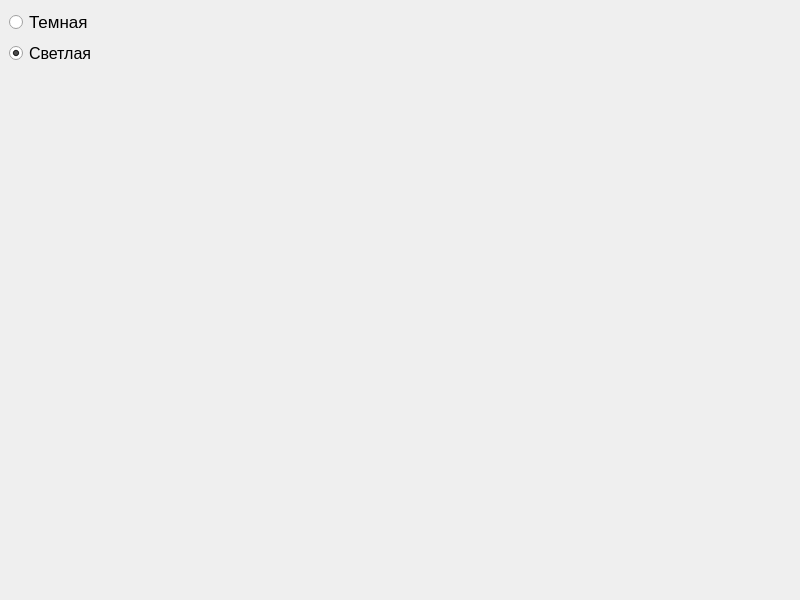
The window that wind.ui (Dmitry123654789/BigTaskByYandexAPI) describes before a commit, drawn with Qt 5.
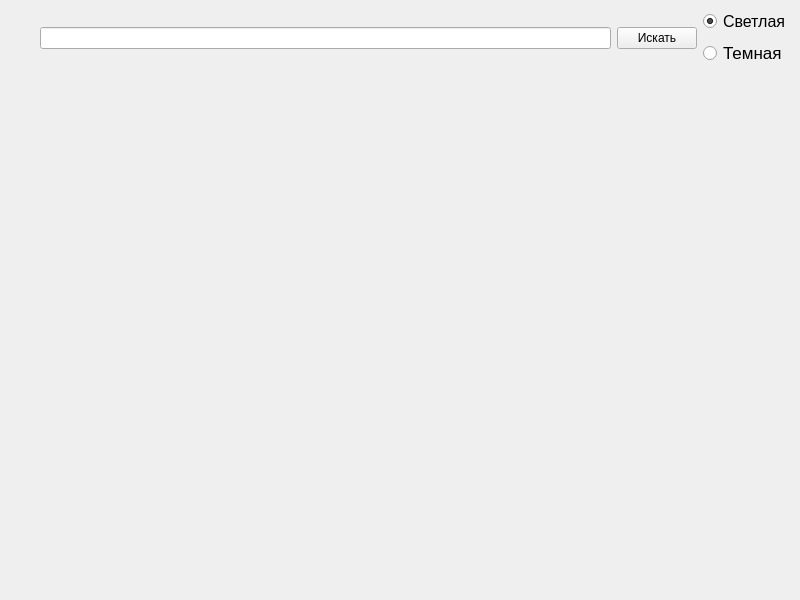
The same window after the commit.

The edit to the form file:
```diff
--- a/wind.ui
+++ b/wind.ui
@@ -14,27 +14,53 @@
    <string>MainWindow</string>
   </property>
   <widget class="QWidget" name="centralwidget">
-   <layout class="QGridLayout" name="gridLayout">
-    <item row="2" column="0">
-     <widget class="QLabel" name="label_map">
+   <layout class="QVBoxLayout" name="verticalLayout_2" stretch="1,9">
+    <item>
+     <layout class="QHBoxLayout" name="horizontalLayout">
+      <property name="leftMargin">
+       <number>31</number>
+      </property>
+      <property name="rightMargin">
+       <number>0</number>
+      </property>
+      <property name="bottomMargin">
+       <number>0</number>
+      </property>
+      <item>
+       <widget class="QLineEdit" name="lineEdit_searh"/>
+      </item>
+      <item>
+       <widget class="QPushButton" name="pushButton_searh">
       <property name="text">
-       <string/>
+         <string>Искать</string>
       </property>
      </widget>
     </item>
-    <item row="0" column="0">
-     <widget class="QRadioButton" name="radioButton_dark">
-      <property name="font">
-       <font>
-        <pointsize>13</pointsize>
-       </font>
-      </property>
-      <property name="text">
-       <string>Темная</string>
-      </property>
-     </widget>
-    </item>
-    <item row="1" column="0">
+      <item>
+       <layout class="QVBoxLayout" name="verticalLayout">
+        <property name="spacing">
+         <number>6</number>
+        </property>
+        <property name="topMargin">
+         <number>0</number>
+        </property>
+        <property name="bottomMargin">
+         <number>0</number>
+        </property>
+        <item>
+         <spacer name="verticalSpacer_2">
+          <property name="orientation">
+           <enum>Qt::Orientation::Vertical</enum>
+          </property>
+          <property name="sizeHint" stdset="0">
+           <size>
+            <width>20</width>
+            <height>40</height>
+           </size>
+          </property>
+         </spacer>
+        </item>
+        <item>
      <widget class="QRadioButton" name="radioButton_light">
       <property name="font">
        <font>
@@ -46,6 +72,42 @@
       </property>
       <property name="checked">
        <bool>true</bool>
+          </property>
+         </widget>
+        </item>
+        <item>
+         <widget class="QRadioButton" name="radioButton_dark">
+          <property name="font">
+           <font>
+            <pointsize>13</pointsize>
+           </font>
+          </property>
+          <property name="text">
+           <string>Темная</string>
+          </property>
+         </widget>
+        </item>
+        <item>
+         <spacer name="verticalSpacer">
+          <property name="orientation">
+           <enum>Qt::Orientation::Vertical</enum>
+          </property>
+          <property name="sizeHint" stdset="0">
+           <size>
+            <width>20</width>
+            <height>40</height>
+           </size>
+          </property>
+         </spacer>
+        </item>
+       </layout>
+      </item>
+     </layout>
+    </item>
+    <item>
+     <widget class="QLabel" name="label_map">
+      <property name="text">
+       <string/>
       </property>
      </widget>
     </item>
```
Lines whose indentation alone changed are shown as unchanged.
